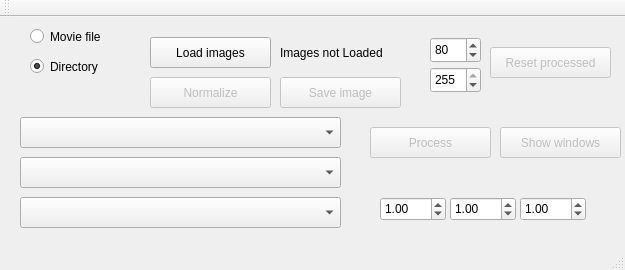
The window that src/GUI/mainwindow.ui (mjedros/mgr) describes before a commit, drawn with Qt 5.
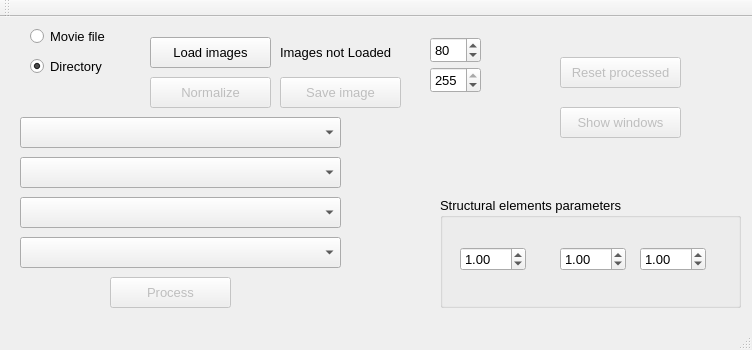
The same window after the commit.

Commit message: Choosing processing way

```diff
--- a/src/GUI/mainwindow.ui
+++ b/src/GUI/mainwindow.ui
@@ -6,10 +6,38 @@
    <rect>
     <x>0</x>
     <y>0</y>
-    <width>625</width>
-    <height>270</height>
+    <width>752</width>
+    <height>350</height>
    </rect>
   </property>
+  <property name="minimumSize">
+   <size>
+    <width>752</width>
+    <height>350</height>
+   </size>
+  </property>
+  <property name="maximumSize">
+   <size>
+    <width>752</width>
+    <height>350</height>
+   </size>
+  </property>
+  <property name="font">
+   <font>
+    <family>Liberation Sans</family>
+    <pointsize>10</pointsize>
+    <weight>50</weight>
+    <bold>false</bold>
+    <stylestrategy>PreferDefault</stylestrategy>
+    <kerning>false</kerning>
+   </font>
+  </property>
+  <property name="cursor">
+   <cursorShape>ArrowCursor</cursorShape>
+  </property>
+  <property name="focusPolicy">
+   <enum>Qt::ClickFocus</enum>
+  </property>
   <property name="windowTitle">
    <string>MainWindow</string>
   </property>
@@ -30,8 +58,8 @@
     </property>
     <property name="geometry">
      <rect>
-      <x>370</x>
-      <y>110</y>
+      <x>110</x>
+      <y>260</y>
       <width>121</width>
       <height>31</height>
      </rect>
@@ -59,6 +87,14 @@
       <height>19</height>
      </rect>
     </property>
+    <property name="font">
+     <font>
+      <family>Liberation Sans</family>
+      <pointsize>10</pointsize>
+      <weight>50</weight>
+      <bold>false</bold>
+     </font>
+    </property>
     <property name="text">
      <string>Movie file</string>
     </property>
@@ -98,8 +134,8 @@
     </property>
     <property name="geometry">
      <rect>
-      <x>500</x>
-      <y>110</y>
+      <x>560</x>
+      <y>90</y>
       <width>121</width>
       <height>31</height>
      </rect>
@@ -114,8 +150,8 @@
     </property>
     <property name="geometry">
      <rect>
-      <x>390</x>
-      <y>150</y>
+      <x>250</x>
+      <y>270</y>
       <width>111</width>
       <height>21</height>
      </rect>
@@ -204,8 +240,8 @@
     </property>
     <property name="geometry">
      <rect>
-      <x>490</x>
-      <y>30</y>
+      <x>560</x>
+      <y>40</y>
       <width>121</width>
       <height>31</height>
      </rect>
@@ -230,43 +266,36 @@
      <string>Save image</string>
     </property>
    </widget>
-   <widget class="QDoubleSpinBox" name="StructElementParam1">
+   <widget class="QComboBox" name="ProcessingWay">
     <property name="geometry">
      <rect>
-      <x>380</x>
-      <y>180</y>
-      <width>66</width>
-      <height>24</height>
+      <x>20</x>
+      <y>220</y>
+      <width>321</width>
+      <height>31</height>
      </rect>
     </property>
-    <property name="maximum">
-     <double>5.000000000000000</double>
+    <property name="cursor">
+     <cursorShape>ArrowCursor</cursorShape>
     </property>
-    <property name="value">
-     <double>1.000000000000000</double>
-    </property>
    </widget>
-   <widget class="QDoubleSpinBox" name="StructElementParam2">
+   <widget class="QGroupBox" name="groupBox">
     <property name="geometry">
      <rect>
-      <x>450</x>
+      <x>440</x>
       <y>180</y>
-      <width>66</width>
-      <height>24</height>
+      <width>301</width>
+      <height>111</height>
      </rect>
     </property>
-    <property name="maximum">
-     <double>5.000000000000000</double>
+    <property name="title">
+     <string>Structural elements parameters</string>
     </property>
-    <property name="value">
-     <double>1.000000000000000</double>
-    </property>
-   </widget>
    <widget class="QDoubleSpinBox" name="StructElementParam3">
     <property name="geometry">
      <rect>
-      <x>520</x>
-      <y>180</y>
+       <x>200</x>
+       <y>50</y>
       <width>66</width>
       <height>24</height>
      </rect>
@@ -278,16 +307,39 @@
      <double>1.000000000000000</double>
     </property>
    </widget>
-  </widget>
-  <widget class="QMenuBar" name="menuBar">
+    <widget class="QDoubleSpinBox" name="StructElementParam2">
+     <property name="geometry">
+      <rect>
+       <x>120</x>
+       <y>50</y>
+       <width>66</width>
+       <height>24</height>
+      </rect>
+     </property>
+     <property name="maximum">
+      <double>5.000000000000000</double>
+     </property>
+     <property name="value">
+      <double>1.000000000000000</double>
+     </property>
+    </widget>
+    <widget class="QDoubleSpinBox" name="StructElementParam1">
    <property name="geometry">
     <rect>
-     <x>0</x>
-     <y>0</y>
-     <width>625</width>
-     <height>20</height>
-    </rect>
-   </property>
+       <x>20</x>
+       <y>50</y>
+       <width>66</width>
+       <height>24</height>
+      </rect>
+     </property>
+     <property name="maximum">
+      <double>5.000000000000000</double>
+     </property>
+     <property name="value">
+      <double>1.000000000000000</double>
+     </property>
+    </widget>
+   </widget>
   </widget>
   <widget class="QToolBar" name="mainToolBar">
    <attribute name="toolBarArea">
```
Left out of the diff: 15 changed lines with no effect on the pictures. Lines whose indentation alone changed are shown as unchanged. The commit also changes 7 other files.
